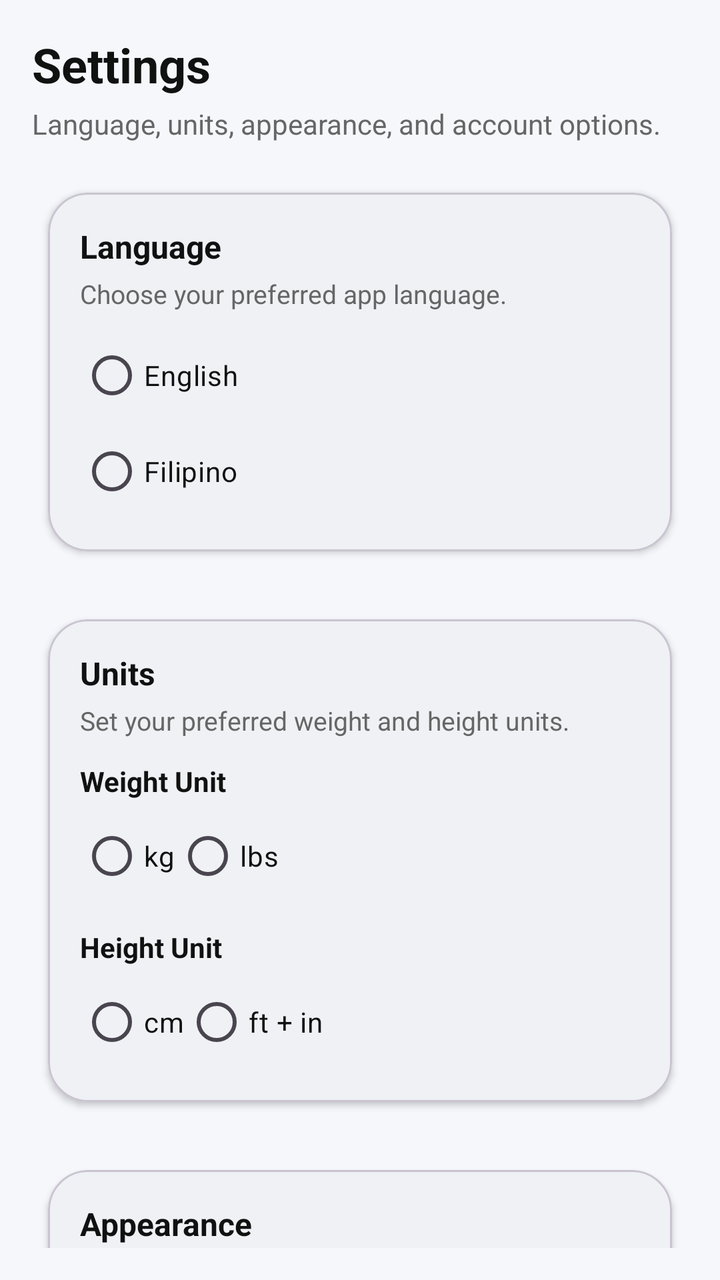
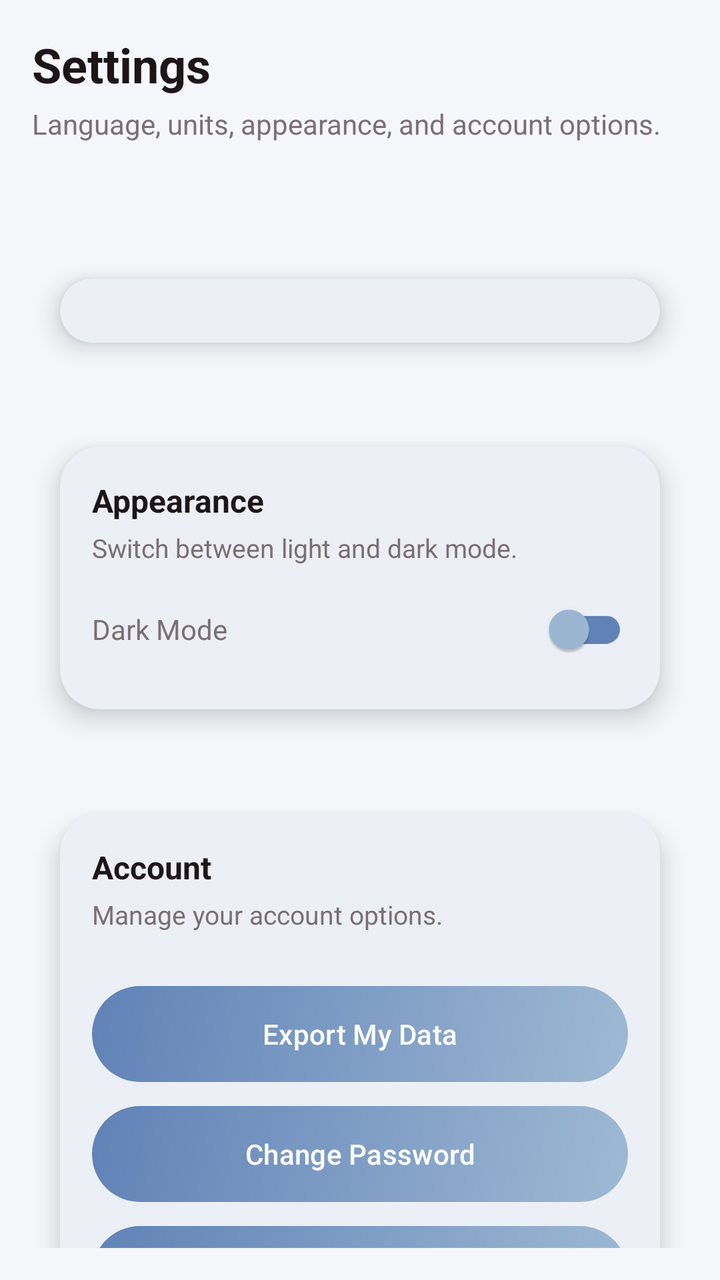

Before-and-after screenshots of an Android layout around one commit, followed by the original layout XML and the change that was made.
<!-- AndroidManifest.xml: application theme Theme.FlexiFitApp -->
<!-- res/layout/fragment_settings.xml -->
<?xml version="1.0" encoding="utf-8"?>
<androidx.core.widget.NestedScrollView xmlns:android="http://schemas.android.com/apk/res/android"
    xmlns:app="http://schemas.android.com/apk/res-auto"
    android:layout_width="match_parent"
    android:layout_height="match_parent"
    android:padding="16dp"
    android:fillViewport="true"
    android:background="@color/background">

    <LinearLayout
        android:layout_width="match_parent"
        android:layout_height="wrap_content"
        android:orientation="vertical">

        
        <TextView
            android:id="@+id/tv_settings_title"
            android:layout_width="wrap_content"
            android:layout_height="wrap_content"
            android:text="Settings"
            android:textSize="24sp"
            android:textStyle="bold"
            android:textColor="@color/textPrimary"
            android:paddingBottom="4dp" />

        <TextView
            android:id="@+id/tv_settings_subtitle"
            android:layout_width="wrap_content"
            android:layout_height="wrap_content"
            android:text="Language, units, appearance, and account options."
            android:textSize="14sp"
            android:textColor="@color/textSecondary"
            android:paddingBottom="16dp" />

        
        <com.google.android.material.card.MaterialCardView
            android:id="@+id/card_language"
            android:layout_width="match_parent"
            android:layout_height="wrap_content"
            android:layout_marginBottom="16dp"
            app:cardCornerRadius="20dp"
            app:cardUseCompatPadding="true"
            app:cardElevation="2dp"
            app:cardBackgroundColor="@color/surface">

            <LinearLayout
                android:layout_width="match_parent"
                android:layout_height="wrap_content"
                android:orientation="vertical"
                android:padding="16dp">

                <TextView
                    android:layout_width="wrap_content"
                    android:layout_height="wrap_content"
                    android:text="Language"
                    android:textSize="16sp"
                    android:textStyle="bold"
                    android:textColor="@color/textPrimary"
                    android:paddingBottom="4dp" />

                <TextView
                    android:layout_width="wrap_content"
                    android:layout_height="wrap_content"
                    android:text="Choose your preferred app language."
                    android:textSize="13sp"
                    android:textColor="@color/textSecondary"
                    android:paddingBottom="8dp" />

                <RadioGroup
                    android:id="@+id/rg_language"
                    android:layout_width="match_parent"
                    android:layout_height="wrap_content">

                    <RadioButton
                        android:id="@+id/rb_language_english"
                        android:layout_width="wrap_content"
                        android:layout_height="wrap_content"
                        android:text="English"
                        android:textColor="@color/textPrimary" />

                    <RadioButton
                        android:id="@+id/rb_language_filipino"
                        android:layout_width="wrap_content"
                        android:layout_height="wrap_content"
                        android:text="Filipino"
                        android:textColor="@color/textPrimary" />

                </RadioGroup>

            </LinearLayout>
        </com.google.android.material.card.MaterialCardView>

        
        <com.google.android.material.card.MaterialCardView
            android:id="@+id/card_units"
            android:layout_width="match_parent"
            android:layout_height="wrap_content"
            android:layout_marginBottom="16dp"
            app:cardCornerRadius="20dp"
            app:cardUseCompatPadding="true"
            app:cardElevation="2dp"
            app:cardBackgroundColor="@color/surface">

            <LinearLayout
                android:layout_width="match_parent"
                android:layout_height="wrap_content"
                android:orientation="vertical"
                android:padding="16dp">

                <TextView
                    android:layout_width="wrap_content"
                    android:layout_height="wrap_content"
                    android:text="Units"
                    android:textSize="16sp"
                    android:textStyle="bold"
                    android:textColor="@color/textPrimary"
                    android:paddingBottom="4dp" />

                <TextView
                    android:layout_width="wrap_content"
                    android:layout_height="wrap_content"
                    android:text="Set your preferred weight and height units."
                    android:textSize="13sp"
                    android:textColor="@color/textSecondary"
                    android:paddingBottom="12dp" />

                
                <TextView
                    android:layout_width="wrap_content"
                    android:layout_height="wrap_content"
                    android:text="Weight Unit"
                    android:textSize="14sp"
                    android:textStyle="bold"
                    android:textColor="@color/textPrimary"
                    android:paddingBottom="4dp" />

                <RadioGroup
                    android:id="@+id/rg_weight_unit"
                    android:layout_width="match_parent"
                    android:layout_height="wrap_content"
                    android:orientation="horizontal">

                    <RadioButton
                        android:id="@+id/rb_weight_kg"
                        android:layout_width="wrap_content"
                        android:layout_height="wrap_content"
                        android:text="kg"
                        android:textColor="@color/textPrimary" />

                    <RadioButton
                        android:id="@+id/rb_weight_lbs"
                        android:layout_width="wrap_content"
                        android:layout_height="wrap_content"
                        android:text="lbs"
                        android:textColor="@color/textPrimary" />
                </RadioGroup>

                
                <TextView
                    android:layout_width="wrap_content"
                    android:layout_height="wrap_content"
                    android:text="Height Unit"
                    android:textSize="14sp"
                    android:textStyle="bold"
                    android:textColor="@color/textPrimary"
                    android:paddingTop="12dp"
                    android:paddingBottom="4dp" />

                <RadioGroup
                    android:id="@+id/rg_height_unit"
                    android:layout_width="match_parent"
                    android:layout_height="wrap_content"
                    android:orientation="horizontal">

                    <RadioButton
                        android:id="@+id/rb_height_cm"
                        android:layout_width="wrap_content"
                        android:layout_height="wrap_content"
                        android:text="cm"
                        android:textColor="@color/textPrimary" />

                    <RadioButton
                        android:id="@+id/rb_height_ft_in"
                        android:layout_width="wrap_content"
                        android:layout_height="wrap_content"
                        android:text="ft + in"
                        android:textColor="@color/textPrimary" />
                </RadioGroup>

            </LinearLayout>
        </com.google.android.material.card.MaterialCardView>

        
        <com.google.android.material.card.MaterialCardView
            android:id="@+id/card_appearance"
            android:layout_width="match_parent"
            android:layout_height="wrap_content"
            android:layout_marginBottom="16dp"
            app:cardCornerRadius="20dp"
            app:cardUseCompatPadding="true"
            app:cardElevation="2dp"
            app:cardBackgroundColor="@color/surface">

            <LinearLayout
                android:layout_width="match_parent"
                android:layout_height="wrap_content"
                android:orientation="vertical"
                android:padding="16dp">

                <TextView
                    android:layout_width="wrap_content"
                    android:layout_height="wrap_content"
                    android:text="Appearance"
                    android:textSize="16sp"
                    android:textStyle="bold"
                    android:textColor="@color/textPrimary"
                    android:paddingBottom="4dp" />

                <TextView
                    android:layout_width="wrap_content"
                    android:layout_height="wrap_content"
                    android:text="Switch between light and dark mode."
                    android:textSize="13sp"
                    android:textColor="@color/textSecondary"
                    android:paddingBottom="8dp" />

                <LinearLayout
                    android:layout_width="match_parent"
                    android:layout_height="wrap_content"
                    android:gravity="center_vertical"
                    android:orientation="horizontal">

                    <TextView
                        android:layout_width="0dp"
                        android:layout_height="wrap_content"
                        android:layout_weight="1"
                        android:text="Dark Mode"
                        android:textColor="@color/textPrimary"
                        android:textSize="14sp" />

                    <com.google.android.material.switchmaterial.SwitchMaterial
                        android:id="@+id/switch_dark_mode"
                        android:layout_width="wrap_content"
                        android:layout_height="wrap_content"
                        app:thumbTint="@color/colorPrimary"
                        app:trackTint="@color/colorPrimary" />
                </LinearLayout>

            </LinearLayout>
        </com.google.android.material.card.MaterialCardView>

        
        <com.google.android.material.card.MaterialCardView
            android:id="@+id/card_account"
            android:layout_width="match_parent"
            android:layout_height="wrap_content"
            app:cardCornerRadius="20dp"
            app:cardUseCompatPadding="true"
            app:cardElevation="2dp"
            app:cardBackgroundColor="@color/surface">

            <LinearLayout
                android:layout_width="match_parent"
                android:layout_height="wrap_content"
                android:orientation="vertical"
                android:padding="16dp">

                <TextView
                    android:layout_width="wrap_content"
                    android:layout_height="wrap_content"
                    android:text="Account"
                    android:textSize="16sp"
                    android:textStyle="bold"
                    android:textColor="@color/textPrimary"
                    android:paddingBottom="4dp" />

                <TextView
                    android:layout_width="wrap_content"
                    android:layout_height="wrap_content"
                    android:text="Manage your account options."
                    android:textSize="13sp"
                    android:textColor="@color/textSecondary"
                    android:paddingBottom="12dp" />

                <com.google.android.material.button.MaterialButton
                    android:id="@+id/btn_export_data"
                    android:layout_width="match_parent"
                    android:layout_height="wrap_content"
                    android:text="Export My Data"
                    android:textColor="@color/white"
                    android:layout_marginBottom="8dp"
                    app:backgroundTint="@color/colorPrimary"
                    app:cornerRadius="20dp" />

                <com.google.android.material.button.MaterialButton
                    android:id="@+id/btn_chpass"
                    android:layout_width="match_parent"
                    android:layout_height="wrap_content"
                    android:text="Change Password"
                    android:textColor="@color/white"
                    android:layout_marginBottom="8dp"
                    app:backgroundTint="@color/colorPrimary"
                    app:cornerRadius="20dp" />

                <com.google.android.material.button.MaterialButton
                    android:id="@+id/btn_archive_account"
                    android:layout_width="match_parent"
                    android:layout_height="wrap_content"
                    android:text="Archive Account"
                    android:textColor="@color/white"
                    android:layout_marginBottom="8dp"
                    app:backgroundTint="@color/colorPrimary"
                    app:cornerRadius="20dp" />

                <com.google.android.material.button.MaterialButton
                    android:id="@+id/btn_logout"
                    android:layout_width="match_parent"
                    android:layout_height="wrap_content"
                    android:text="Log Out"
                    android:textColor="@color/white"
                    app:backgroundTint="@color/colorPrimary"
                    app:cornerRadius="20dp" />

            </LinearLayout>
        </com.google.android.material.card.MaterialCardView>

    </LinearLayout>

</androidx.core.widget.NestedScrollView>
<!-- resources referenced by this layout -->
<resources>
  <color name="background">#F5F7FB</color>
  <color name="colorPrimary">#1D3C78</color>
  <color name="surface">#FFFFFF</color>
  <color name="textPrimary">#111111</color>
  <color name="textSecondary">#666666</color>
  <color name="white">#FFFFFF</color>
  <style name="Theme.FlexiFitApp" parent="Base.Theme.FlexiFitApp">
          
          <item name="navigationViewStyle">@style/Widget.FlexiFit.NavigationView</item>
      </style>
  <style name="Base.Theme.FlexiFitApp" parent="Theme.Material3.Light.NoActionBar">
  
          
          <item name="colorPrimary">#1D3C78</item>
          <item name="colorPrimaryContainer">#28488C</item>
          <item name="colorSecondary">#4A7BD0</item>
          <item name="colorSecondaryContainer">#6B96E0</item>
  
          
          <item name="android:colorBackground">#F5F7FA</item>
          <item name="colorSurface">#FFFFFF</item>
  
          
          <item name="colorOnPrimary">#FFFFFF</item>
          <item name="colorOnSecondary">#FFFFFF</item>
          <item name="colorOnSurface">#1A1A1A</item>
  
          
          <item name="android:statusBarColor" tools:targetApi="l">#162F5A</item>
  
          
          <item name="android:navigationBarColor" tools:targetApi="l">#1D3C78</item>
  
      </style>
  <style name="Widget.FlexiFit.NavigationView" parent="Widget.Material3.NavigationView">
          
          <item name="android:background">@color/drawer_bg</item>
  
          
          <item name="itemTextColor">@color/nav_item_text_color</item>
          <item name="itemIconTint">@color/nav_item_icon_tint</item>
  
          
          <item name="itemBackground">@drawable/nav_item_background</item>
      </style>
  <color name="drawer_bg">#FFFFFF</color>
  <!-- drawable nav_item_background (drawable) -->
  <?xml version="1.0" encoding="utf-8"?>
  <selector xmlns:android="http://schemas.android.com/apk/res/android">
      
      <item android:state_checked="true" android:drawable="@drawable/nav_item_bg_selected" />
      
      <item android:drawable="@android:color/transparent" />
  </selector>
  <!-- drawable nav_item_bg_selected (drawable) -->
  <?xml version="1.0" encoding="utf-8"?>
  <shape xmlns:android="http://schemas.android.com/apk/res/android"
      android:shape="rectangle">
  
      <solid android:color="@color/nav_item_active_bg" />
  
      
      <corners android:radius="24dp" />
  
  </shape>
  <color name="nav_item_active_bg">@color/colorPrimary</color>
</resources>

<!-- the commit's change to res/layout/fragment_settings.xml (unified diff, before → after) -->
@@ -1,5 +1,5 @@
 <?xml version="1.0" encoding="utf-8"?>
-<androidx.core.widget.NestedScrollView xmlns:android="http://schemas.android.com/apk/res/android"
+    <androidx.core.widget.NestedScrollView xmlns:android="http://schemas.android.com/apk/res/android"
     xmlns:app="http://schemas.android.com/apk/res-auto"
     android:layout_width="match_parent"
     android:layout_height="match_parent"
@@ -41,7 +41,18 @@
             app:cardCornerRadius="20dp"
             app:cardUseCompatPadding="true"
             app:cardElevation="2dp"
-            app:cardBackgroundColor="@color/surface">
+            app:cardBackgroundColor="@color/surface"/>
+
+        
+        <com.google.android.material.card.MaterialCardView
+            android:id="@+id/card_units"
+            android:layout_width="match_parent"
+            android:layout_height="wrap_content"
+            android:layout_marginBottom="16dp"
+            app:cardCornerRadius="20dp"
+            app:cardUseCompatPadding="true"
+            app:strokeWidth="0dp"
+            app:cardElevation="8dp">
 
             <LinearLayout
                 android:layout_width="match_parent"
@@ -49,56 +60,21 @@
                 android:orientation="vertical"
                 android:padding="16dp">
 
-                <TextView
-                    android:layout_width="wrap_content"
-                    android:layout_height="wrap_content"
-                    android:text="Language"
-                    android:textSize="16sp"
-                    android:textStyle="bold"
-                    android:textColor="@color/textPrimary"
-                    android:paddingBottom="4dp" />
-
-                <TextView
-                    android:layout_width="wrap_content"
-                    android:layout_height="wrap_content"
-                    android:text="Choose your preferred app language."
-                    android:textSize="13sp"
-                    android:textColor="@color/textSecondary"
-                    android:paddingBottom="8dp" />
-
-                <RadioGroup
-                    android:id="@+id/rg_language"
-                    android:layout_width="match_parent"
-                    android:layout_height="wrap_content">
-
-                    <RadioButton
-                        android:id="@+id/rb_language_english"
-                        android:layout_width="wrap_content"
-                        android:layout_height="wrap_content"
-                        android:text="English"
-                        android:textColor="@color/textPrimary" />
-
-                    <RadioButton
-                        android:id="@+id/rb_language_filipino"
-                        android:layout_width="wrap_content"
-                        android:layout_height="wrap_content"
-                        android:text="Filipino"
-                        android:textColor="@color/textPrimary" />
-
-                </RadioGroup>
+
 
             </LinearLayout>
         </com.google.android.material.card.MaterialCardView>
 
         
         <com.google.android.material.card.MaterialCardView
-            android:id="@+id/card_units"
+            android:id="@+id/card_appearance"
             android:layout_width="match_parent"
             android:layout_height="wrap_content"
             android:layout_marginBottom="16dp"
             app:cardCornerRadius="20dp"
             app:cardUseCompatPadding="true"
-            app:cardElevation="2dp"
+            app:strokeWidth="0dp"
+            app:cardElevation="8dp"
             app:cardBackgroundColor="@color/surface">
 
             <LinearLayout
@@ -110,7 +86,7 @@
                 <TextView
                     android:layout_width="wrap_content"
                     android:layout_height="wrap_content"
-                    android:text="Units"
+                    android:text="Appearance"
                     android:textSize="16sp"
                     android:textStyle="bold"
                     android:textColor="@color/textPrimary"
@@ -119,86 +95,45 @@
                 <TextView
                     android:layout_width="wrap_content"
                     android:layout_height="wrap_content"
-                    android:text="Set your preferred weight and height units."
+                    android:text="Switch between light and dark mode."
                     android:textSize="13sp"
                     android:textColor="@color/textSecondary"
-                    android:paddingBottom="12dp" />
-
-                
-                <TextView
-                    android:layout_width="wrap_content"
-                    android:layout_height="wrap_content"
-                    android:text="Weight Unit"
-                    android:textSize="14sp"
-                    android:textStyle="bold"
-                    android:textColor="@color/textPrimary"
-                    android:paddingBottom="4dp" />
-
-                <RadioGroup
-                    android:id="@+id/rg_weight_unit"
-                    android:layout_width="match_parent"
-                    android:layout_height="wrap_content"
+                    android:paddingBottom="8dp" />
+
+                <LinearLayout
+                    android:layout_width="match_parent"
+                    android:layout_height="wrap_content"
+                    android:gravity="center_vertical"
                     android:orientation="horizontal">
 
-                    <RadioButton
-                        android:id="@+id/rb_weight_kg"
+                    <TextView
+                        android:layout_width="0dp"
+                        android:layout_height="wrap_content"
+                        android:layout_weight="1"
+                        android:text="Dark Mode"
+                        android:textColor="@color/textSecondary"
+                        android:textSize="14sp" />
+
+                    <com.google.android.material.switchmaterial.SwitchMaterial
+                        android:id="@+id/switch_dark_mode"
                         android:layout_width="wrap_content"
                         android:layout_height="wrap_content"
-                        android:text="kg"
-                        android:textColor="@color/textPrimary" />
-
-                    <RadioButton
-                        android:id="@+id/rb_weight_lbs"
-                        android:layout_width="wrap_content"
-                        android:layout_height="wrap_content"
-                        android:text="lbs"
-                        android:textColor="@color/textPrimary" />
-                </RadioGroup>
-
-                
-                <TextView
-                    android:layout_width="wrap_content"
-                    android:layout_height="wrap_content"
-                    android:text="Height Unit"
-                    android:textSize="14sp"
-                    android:textStyle="bold"
-                    android:textColor="@color/textPrimary"
-                    android:paddingTop="12dp"
-                    android:paddingBottom="4dp" />
-
-                <RadioGroup
-                    android:id="@+id/rg_height_unit"
-                    android:layout_width="match_parent"
-                    android:layout_height="wrap_content"
-                    android:orientation="horizontal">
-
-                    <RadioButton
-                        android:id="@+id/rb_height_cm"
-                        android:layout_width="wrap_content"
-                        android:layout_height="wrap_content"
-                        android:text="cm"
-                        android:textColor="@color/textPrimary" />
-
-                    <RadioButton
-                        android:id="@+id/rb_height_ft_in"
-                        android:layout_width="wrap_content"
-                        android:layout_height="wrap_content"
-                        android:text="ft + in"
-                        android:textColor="@color/textPrimary" />
-                </RadioGroup>
+                        app:thumbTint="@color/gradientEnd"
+                        app:trackTint="@color/colorPrimary" />
+                </LinearLayout>
 
             </LinearLayout>
         </com.google.android.material.card.MaterialCardView>
 
         
         <com.google.android.material.card.MaterialCardView
-            android:id="@+id/card_appearance"
-            android:layout_width="match_parent"
-            android:layout_height="wrap_content"
-            android:layout_marginBottom="16dp"
-            app:cardCornerRadius="20dp"
-            app:cardUseCompatPadding="true"
-            app:cardElevation="2dp"
+            android:id="@+id/card_account"
+            android:layout_width="match_parent"
+            android:layout_height="wrap_content"
+            app:cardCornerRadius="20dp"
+            app:cardUseCompatPadding="true"
+            app:cardElevation="8dp"
+            app:strokeWidth="0dp"
             app:cardBackgroundColor="@color/surface">
 
             <LinearLayout
@@ -210,64 +145,6 @@
                 <TextView
                     android:layout_width="wrap_content"
                     android:layout_height="wrap_content"
-                    android:text="Appearance"
-                    android:textSize="16sp"
-                    android:textStyle="bold"
-                    android:textColor="@color/textPrimary"
-                    android:paddingBottom="4dp" />
-
-                <TextView
-                    android:layout_width="wrap_content"
-                    android:layout_height="wrap_content"
-                    android:text="Switch between light and dark mode."
-                    android:textSize="13sp"
-                    android:textColor="@color/textSecondary"
-                    android:paddingBottom="8dp" />
-
-                <LinearLayout
-                    android:layout_width="match_parent"
-                    android:layout_height="wrap_content"
-                    android:gravity="center_vertical"
-                    android:orientation="horizontal">
-
-                    <TextView
-                        android:layout_width="0dp"
-                        android:layout_height="wrap_content"
-                        android:layout_weight="1"
-                        android:text="Dark Mode"
-                        android:textColor="@color/textPrimary"
-                        android:textSize="14sp" />
-
-                    <com.google.android.material.switchmaterial.SwitchMaterial
-                        android:id="@+id/switch_dark_mode"
-                        android:layout_width="wrap_content"
-                        android:layout_height="wrap_content"
-                        app:thumbTint="@color/colorPrimary"
-                        app:trackTint="@color/colorPrimary" />
-                </LinearLayout>
-
-            </LinearLayout>
-        </com.google.android.material.card.MaterialCardView>
-
-        
-        <com.google.android.material.card.MaterialCardView
-            android:id="@+id/card_account"
-            android:layout_width="match_parent"
-            android:layout_height="wrap_content"
-            app:cardCornerRadius="20dp"
-            app:cardUseCompatPadding="true"
-            app:cardElevation="2dp"
-            app:cardBackgroundColor="@color/surface">
-
-            <LinearLayout
-                android:layout_width="match_parent"
-                android:layout_height="wrap_content"
-                android:orientation="vertical"
-                android:padding="16dp">
-
-                <TextView
-                    android:layout_width="wrap_content"
-                    android:layout_height="wrap_content"
                     android:text="Account"
                     android:textSize="16sp"
                     android:textStyle="bold"
@@ -288,8 +165,10 @@
                     android:layout_height="wrap_content"
                     android:text="Export My Data"
                     android:textColor="@color/white"
-                    android:layout_marginBottom="8dp"
-                    app:backgroundTint="@color/colorPrimary"
+                    android:layout_marginTop="15dp"
+                    android:layout_marginBottom="12dp"
+                    app:backgroundTint="@null"
+                    android:background="@drawable/btn_gradient"
                     app:cornerRadius="20dp" />
 
                 <com.google.android.material.button.MaterialButton
@@ -298,18 +177,20 @@
                     android:layout_height="wrap_content"
                     android:text="Change Password"
                     android:textColor="@color/white"
-                    android:layout_marginBottom="8dp"
-                    app:backgroundTint="@color/colorPrimary"
+                    android:layout_marginBottom="12dp"
+                    app:backgroundTint="@null"
+                    android:background="@drawable/btn_gradient"
                     app:cornerRadius="20dp" />
 
                 <com.google.android.material.button.MaterialButton
                     android:id="@+id/btn_archive_account"
                     android:layout_width="match_parent"
                     android:layout_height="wrap_content"
-                    android:text="Archive Account"
-                    android:textColor="@color/white"
-                    android:layout_marginBottom="8dp"
-                    app:backgroundTint="@color/colorPrimary"
+                    android:text="Update Email"
+                    android:textColor="@color/white"
+                    android:layout_marginBottom="12dp"
+                    app:backgroundTint="@null"
+                    android:background="@drawable/btn_gradient"
                     app:cornerRadius="20dp" />
 
                 <com.google.android.material.button.MaterialButton
@@ -318,7 +199,8 @@
                     android:layout_height="wrap_content"
                     android:text="Log Out"
                     android:textColor="@color/white"
-                    app:backgroundTint="@color/colorPrimary"
+                    app:backgroundTint="@null"
+                    android:background="@drawable/btn_gradient"
                     app:cornerRadius="20dp" />
 
             </LinearLayout>
<!-- resource entries referenced after the edit -->
@@ -1,22 +1,35 @@
 <!-- resources referenced by this layout -->
 <resources>
   <color name="background">#F5F7FB</color>
-  <color name="colorPrimary">#1D3C78</color>
+  <color name="colorPrimary">#6082B6</color>
+  <color name="gradientEnd">#9eb9d4   </color>
   <color name="surface">#FFFFFF</color>
-  <color name="textPrimary">#111111</color>
-  <color name="textSecondary">#666666</color>
+  <color name="textPrimary">#1d1617 </color>
+  <color name="textSecondary">#7b6f72 </color>
   <color name="white">#FFFFFF</color>
+  <!-- drawable btn_gradient (drawable) -->
+  <?xml version="1.0" encoding="utf-8"?>
+  <shape xmlns:android="http://schemas.android.com/apk/res/android">
+      <gradient
+          android:startColor="@color/gradientStart"
+          android:endColor="@color/gradientEnd"
+          android:angle="315"
+          android:type="linear" />
+  
+      <corners android:radius="24dp" />
+  </shape>
   <style name="Theme.FlexiFitApp" parent="Base.Theme.FlexiFitApp">
           
           <item name="navigationViewStyle">@style/Widget.FlexiFit.NavigationView</item>
       </style>
+  <color name="gradientStart">#6082B6</color>
   <style name="Base.Theme.FlexiFitApp" parent="Theme.Material3.Light.NoActionBar">
   
           
-          <item name="colorPrimary">#1D3C78</item>
-          <item name="colorPrimaryContainer">#28488C</item>
-          <item name="colorSecondary">#4A7BD0</item>
-          <item name="colorSecondaryContainer">#6B96E0</item>
+          <item name="colorPrimary">#6082B6 </item>
+          <item name="colorPrimaryContainer">#6082B6</item>
+          <item name="colorSecondary">#6093b6</item>
+          <item name="colorSecondaryContainer">#6093b6</item>
   
           
           <item name="android:colorBackground">#F5F7FA</item>
@@ -28,10 +41,10 @@
           <item name="colorOnSurface">#1A1A1A</item>
   
           
-          <item name="android:statusBarColor" tools:targetApi="l">#162F5A</item>
+          <item name="android:statusBarColor" tools:targetApi="l">#6082B6</item>
   
           
-          <item name="android:navigationBarColor" tools:targetApi="l">#1D3C78</item>
+          <item name="android:navigationBarColor" tools:targetApi="l">#6082B6</item>
   
       </style>
   <style name="Widget.FlexiFit.NavigationView" parent="Widget.Material3.NavigationView">
